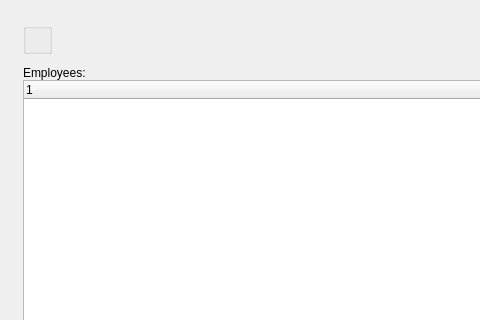
Old version of the form xtuple/trunk/guiclient/employees.ui in the repository WooodHead/xtuple; both pictures show x 0 to 480 and y 0 to 320 of the 800 by 600 pixel window.
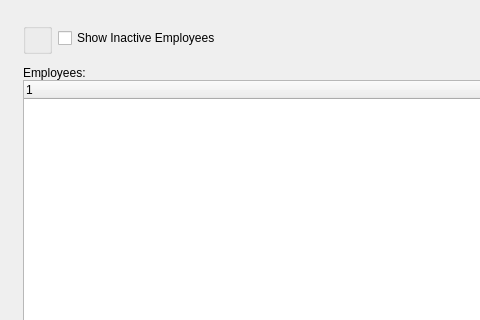
New version of the form. Custom widgets are drawn as their Qt base class.

Commit message: Issue #17531:add showInactive filter

What changed in the file:
```diff
--- a/xtuple/trunk/guiclient/employees.ui
+++ b/xtuple/trunk/guiclient/employees.ui
@@ -37,6 +37,13 @@
          </property>
         </widget>
        </item>
+       <item>
+        <widget class="XCheckBox" name="_showInactive">
+         <property name="text">
+          <string>Show Inactive Employees</string>
+         </property>
+        </widget>
+       </item>
        <item>
         <spacer>
          <property name="orientation" >
@@ -175,13 +182,18 @@
    </item>
   </layout>
  </widget>
- <layoutdefault spacing="6" margin="11" />
+ <layoutdefault spacing="6" margin="11"/>
  <customwidgets>
   <customwidget>
    <class>WarehouseGroup</class>
    <extends>QGroupBox</extends>
    <header>warehousegroup.h</header>
   </customwidget>
+  <customwidget>
+   <class>XCheckBox</class>
+   <extends>QCheckBox</extends>
+   <header>xcheckbox.h</header>
+  </customwidget>
   <customwidget>
    <class>XTreeWidget</class>
    <extends>QTreeWidget</extends>
```
Left out of the diff: 114 changed lines with no effect on the pictures. The commit also changes 1 other file.
